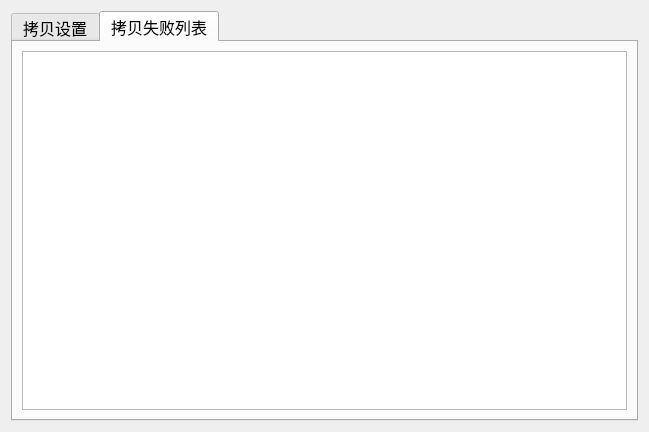
Before: the Qt Designer form MainView.ui in Neverland1026/FileCopyManager, drawn with Qt 5.
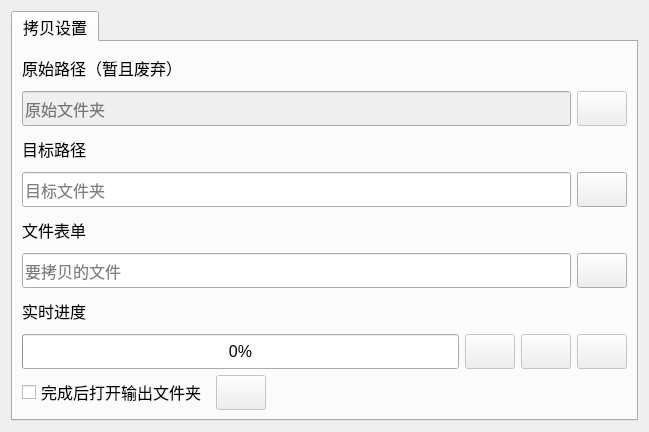
After: the same form once the commit is applied. The open tabs and pages were chosen to show the change. Icons and pictures are not drawn.

Commit message: 若干优化。

What changed in the file:
```diff
--- a/MainView.ui
+++ b/MainView.ui
@@ -471,22 +471,6 @@
        </item>
       </layout>
      </widget>
-     <widget class="QWidget" name="tab_2">
-      <attribute name="title">
-       <string>拷贝失败列表</string>
-      </attribute>
-      <layout class="QGridLayout" name="gridLayout_2">
-       <item row="0" column="0">
-        <widget class="QTextBrowser" name="textBrowser_copyFailed">
-         <property name="font">
-          <font>
-           <pointsize>12</pointsize>
-          </font>
-         </property>
-        </widget>
-       </item>
-      </layout>
-     </widget>
     </widget>
    </item>
   </layout>
```
The commit also changes 1 other file.
